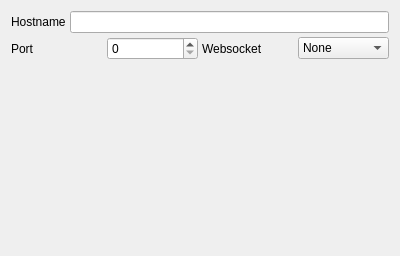
Qt form src/sessionoptions/sessionoptionstelnetproperties.ui (QQxiaoming/quardCRT) before a commit.
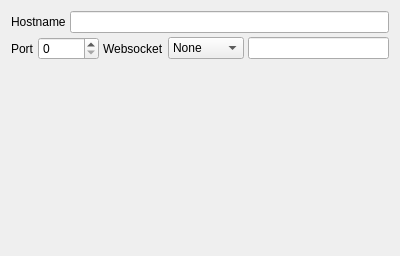
The same form after that commit.

Diff of the .ui file:
```diff
--- a/src/sessionoptions/sessionoptionstelnetproperties.ui
+++ b/src/sessionoptions/sessionoptionstelnetproperties.ui
@@ -76,6 +76,9 @@
        </item>
       </widget>
      </item>
+     <item>
+      <widget class="QLineEdit" name="lineEditReadOnlyWebSocket"/>
+     </item>
     </layout>
    </item>
    <item>
```
